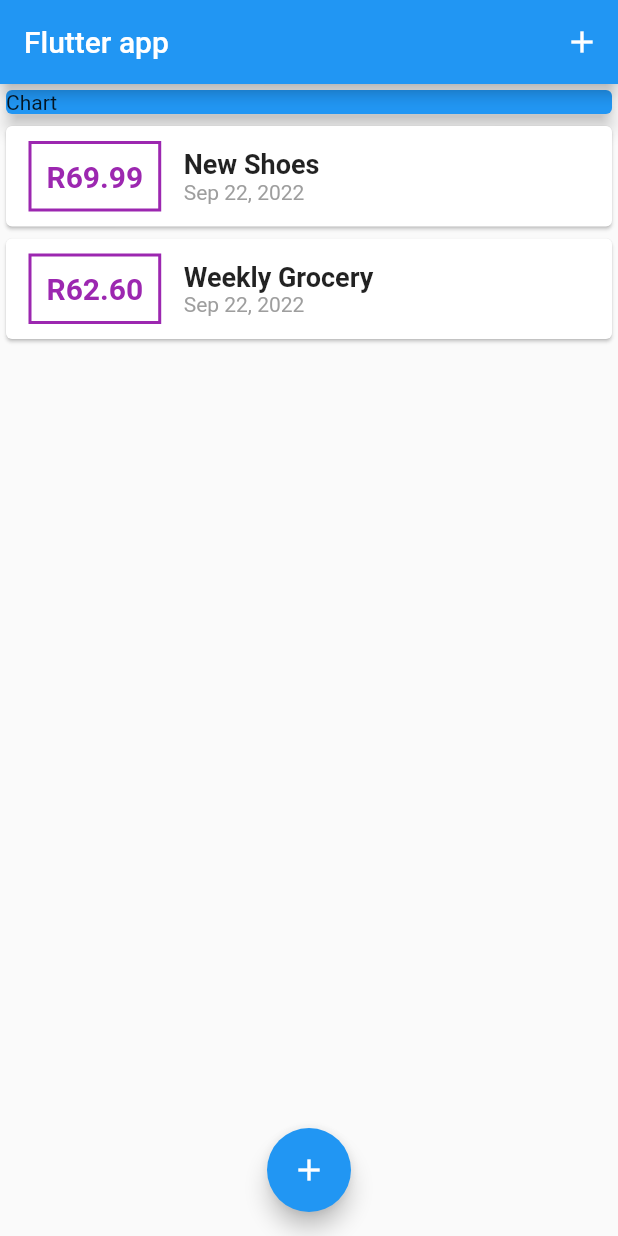
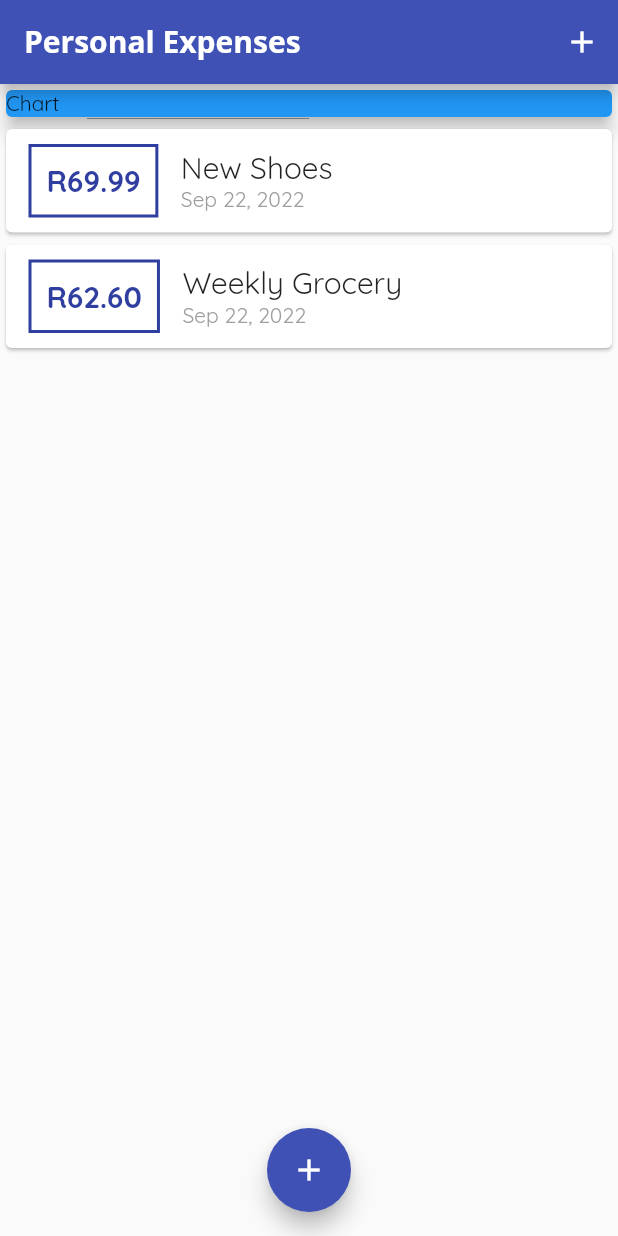
Before and after one commit to Caleb1418/personal-expenses-app, a Flutter app: the screen it shows after launch, on a phone screen of 412 x 824 dp. Run offline on Flutter 3.47's test engine with Material 2 defaults, Android fonts, the phone set to English and light mode, and no system bars.

Commit message:
added styling

```diff
--- a/lib/main.dart
+++ b/lib/main.dart
@@ -16,10 +16,15 @@
   @override
   Widget build(BuildContext context) {
     return MaterialApp(
-      title: 'Flutter Demo',
+      title: 'Personal Expenses',
       theme: ThemeData(
-        primarySwatch: Colors.blue,
-      ),
+          primarySwatch: Colors.indigo,
+          fontFamily: 'Quicksand',
+          appBarTheme: AppBarTheme(
+              titleTextStyle: TextStyle(
+                  fontFamily: 'Opensans',
+                  fontSize: 20,
+                  fontWeight: FontWeight.bold))),
       home: MyHomePage(),
     );
   }
@@ -71,7 +76,9 @@
   Widget build(BuildContext context) {
     return Scaffold(
       appBar: AppBar(
-        title: Text('Flutter app'),
+        title: Text(
+          'Personal Expenses',
+        ),
         actions: <Widget>[
           IconButton(
               onPressed: () {
--- a/lib/widgets/transaction_list.dart
+++ b/lib/widgets/transaction_list.dart
@@ -18,23 +18,22 @@
                   Container(
                     margin: EdgeInsets.symmetric(vertical: 10, horizontal: 15),
                     decoration: BoxDecoration(
-                        border: Border.all(color: Colors.purple, width: 2)),
+                        border: Border.all(
+                            color: Theme.of(context).primaryColorDark,
+                            width: 2)),
                     padding: EdgeInsets.all(10),
                     child: Text(
                         'R${transactions[index].amount.toStringAsFixed(2)}',
                         style: TextStyle(
                             fontWeight: FontWeight.bold,
                             fontSize: 20,
-                            color: Colors.purple)),
+                            color: Theme.of(context).primaryColorDark)),
                   ),
                   Column(
                     crossAxisAlignment: CrossAxisAlignment.start,
                     children: <Widget>[
-                      Text(
-                        transactions[index].title,
-                        style: TextStyle(
-                            fontSize: 18, fontWeight: FontWeight.bold),
-                      ),
+                      Text(transactions[index].title,
+                          style: Theme.of(context).textTheme.titleLarge),
                       Text(
                         DateFormat.yMMMd().format(transactions[index].date),
                         style: TextStyle(color: Colors.grey),
```
Also changed, not shown: pubspec.yaml (+12 -6 lines), assets/fonts/OpenSans-Bold.ttf (added), assets/fonts/OpenSans-Regular.ttf (added), assets/fonts/Quicksand-Bold.ttf (added), assets/fonts/Quicksand-Light.ttf (added), assets/fonts/Quicksand-Medium.ttf (added), assets/fonts/Quicksand-Regular.ttf (added).
